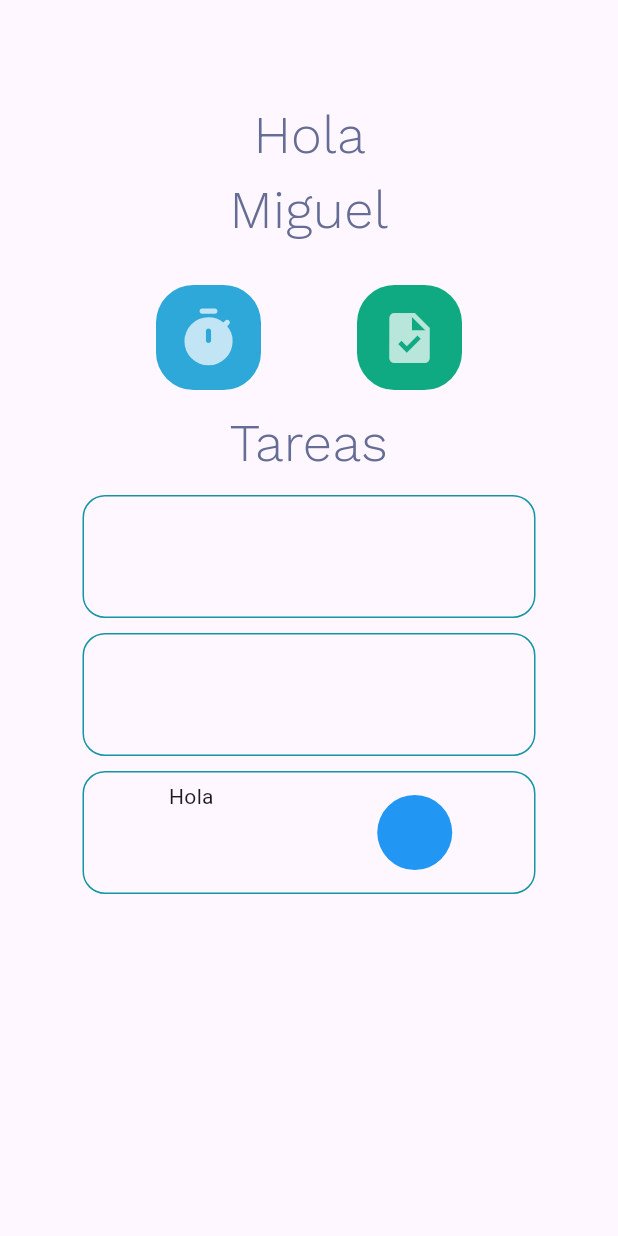
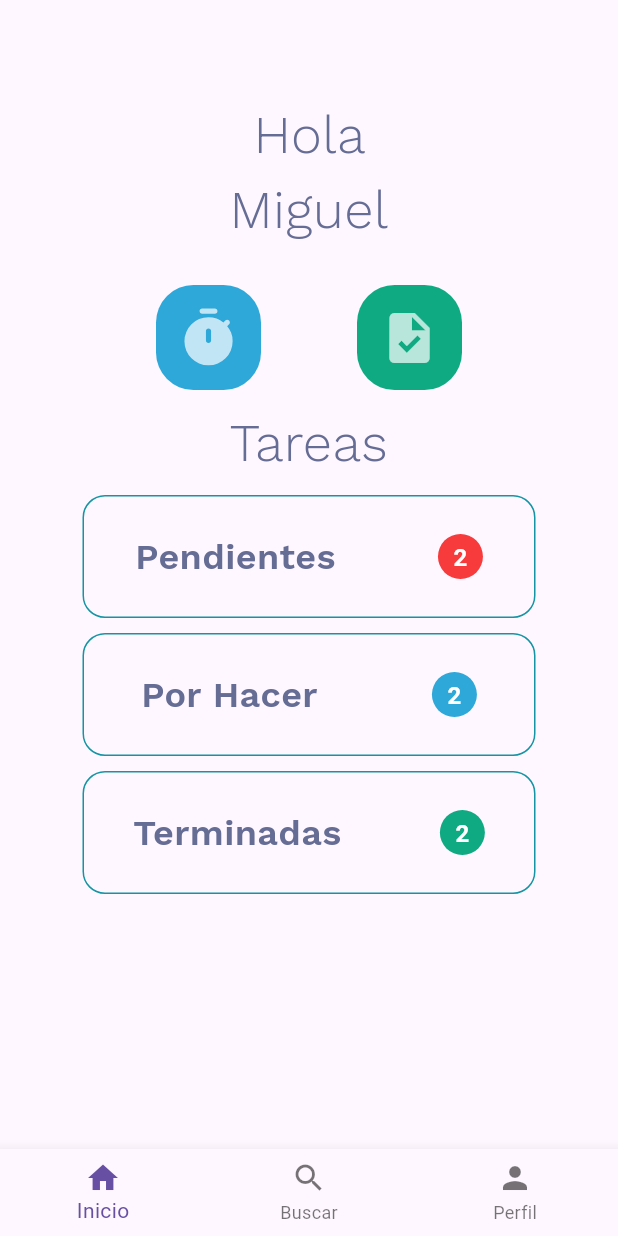
Before and after one commit to 203445/focus-thrive, a Flutter app: the Home screen opened directly, on a phone screen of 412 x 824 dp. Run offline on Flutter 3.47's test engine with Material 2 defaults, Android fonts, the light colour scheme and no system bars; our stand-ins replace flutter_svg, google_fonts.

Commit message:
add navigationBar

```diff
--- a/focusthrive/lib/features/focusthrive/paciente/presentation/pages/home.dart
+++ b/focusthrive/lib/features/focusthrive/paciente/presentation/pages/home.dart
@@ -10,6 +10,13 @@ class Home extends StatefulWidget {
 }
 
 class _HomeState extends State<Home> {
+  int _selectedIndex = 0;
+
+  void _onNavItemTapped(int index) {
+    setState(() {
+      _selectedIndex = index;
+    });
+  }
   @override
   Widget build(BuildContext context) {
     return Scaffold(
@@ -94,9 +101,46 @@ class _HomeState extends State<Home> {
                     border: Border.all(color: Color.fromRGBO(20, 148, 164, 1)),
                     borderRadius: BorderRadius.circular(15),
                   ),
-                  child: const SizedBox(
+                  child:  SizedBox(
                     width: 300,
                     height: 80,
+                    child: Row(
+                    mainAxisAlignment: MainAxisAlignment.spaceAround,
+                    children: [
+                      Align(
+                        alignment: Alignment.center,
+                        child: Text("Pendientes",style: GoogleFonts.getFont('Work Sans',
+                        textStyle: const TextStyle(
+                          fontSize: 24,
+                          color: Color.fromRGBO(102, 109, 149, 1),
+                          fontWeight: FontWeight.w600)),
+                    textAlign: TextAlign.center,
+                  ),
+                      ),
+                      Container(
+                        width: 30,
+                        height: 30,
+                        decoration: BoxDecoration(
+                          shape: BoxShape.circle,
+                          color:  Color.fromRGBO(246, 35, 35, 0.89),
+                        ),
+                        child: Align(
+                          alignment: Alignment.center,
+                          child: Padding(
+                            padding: const EdgeInsets.all(4.0),
+                            child: Text(
+                              '2',
+                              style: TextStyle(
+                                color: Colors.white,
+                                fontSize: 16,
+                                fontWeight: FontWeight.bold,
+                              ),
+                            ),
+                          ),
+                        ),
+                      ),
+                    ],
+                  ),
                   ),
                 ),
               ),
@@ -107,9 +151,46 @@ class _HomeState extends State<Home> {
                     border: Border.all(color: Color.fromRGBO(20, 148, 164, 1)),
                     borderRadius: BorderRadius.circular(15),
                   ),
-                  child: const SizedBox(
+                  child:  SizedBox(
                     width: 300,
                     height: 80,
+                    child: Row(
+                    mainAxisAlignment: MainAxisAlignment.spaceAround,
+                    children: [
+                      Align(
+                        alignment: Alignment.center,
+                        child: Text("Por Hacer",style: GoogleFonts.getFont('Work Sans',
+                        textStyle: const TextStyle(
+                          fontSize: 24,
+                          color: Color.fromRGBO(102, 109, 149, 1),
+                          fontWeight: FontWeight.w600)),
+                    textAlign: TextAlign.center,
+                  ),
+                      ),
+                      Container(
+                        width: 30,
+                        height: 30,
+                        decoration: BoxDecoration(
+                          shape: BoxShape.circle,
+                          color:  Color.fromRGBO(46, 167, 217, 1),
+                        ),
+                        child: Align(
+                          alignment: Alignment.center,
+                          child: Padding(
+                            padding: const EdgeInsets.all(4.0),
+                            child: Text(
+                              '2',
+                              style: TextStyle(
+                                color: Colors.white,
+                                fontSize: 16,
+                                fontWeight: FontWeight.bold,
+                              ),
+                            ),
+                          ),
+                        ),
+                      ),
+                    ],
+                  ),
                   ),
                 ),
               ),
@@ -125,18 +206,35 @@ class _HomeState extends State<Home> {
                     mainAxisAlignment: MainAxisAlignment.spaceAround,
                     children: [
                       Align(
-                        alignment: Alignment.topCenter,
-                        child: Padding(
-                          padding: const EdgeInsets.only(left: 2, top: 6),
-                          child: Text("Hola"),
-                        ),
+                        alignment: Alignment.center,
+                        child: Text("Terminadas",style: GoogleFonts.getFont('Work Sans',
+                        textStyle: const TextStyle(
+                          fontSize: 24,
+                          color: Color.fromRGBO(102, 109, 149, 1),
+                          fontWeight: FontWeight.w600)),
+                    textAlign: TextAlign.center,
+                  ),
                       ),
                       Container(
-                        width: 50,
-                        height: 50,
+                        width: 30,
+                        height: 30,
                         decoration: BoxDecoration(
                           shape: BoxShape.circle,
-                          color: Colors.blue,
+                          color: const Color.fromRGBO(16, 170, 130, 1),
+                        ),
+                        child: Align(
+                          alignment: Alignment.center,
+                          child: Padding(
+                            padding: const EdgeInsets.all(4.0),
+                            child: Text(
+                              '2',
+                              style: TextStyle(
+                                color: Colors.white,
+                                fontSize: 16,
+                                fontWeight: FontWeight.bold,
+                              ),
+                            ),
+                          ),
                         ),
                       ),
                     ],
@@ -147,6 +245,24 @@ class _HomeState extends State<Home> {
           ),
         ),
       ),
+      bottomNavigationBar: BottomNavigationBar(
+        currentIndex: _selectedIndex,
+        onTap: _onNavItemTapped,
+        items: [
+          BottomNavigationBarItem(
+            icon: Icon(Icons.home),
+            label: 'Inicio',
+          ),
+          BottomNavigationBarItem(
+            icon: Icon(Icons.search),
+            label: 'Buscar',
+          ),
+          BottomNavigationBarItem(
+            icon: Icon(Icons.person),
+            label: 'Perfil',
+          ),
+        ],
+      ),
     );
   }
 }
```
